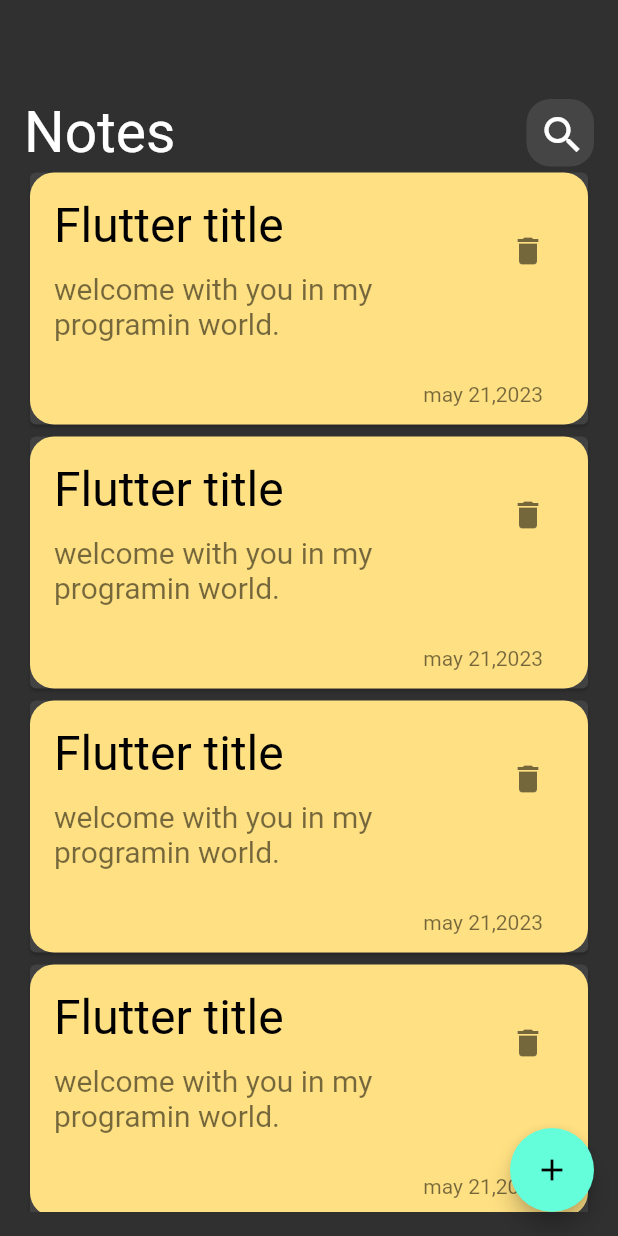
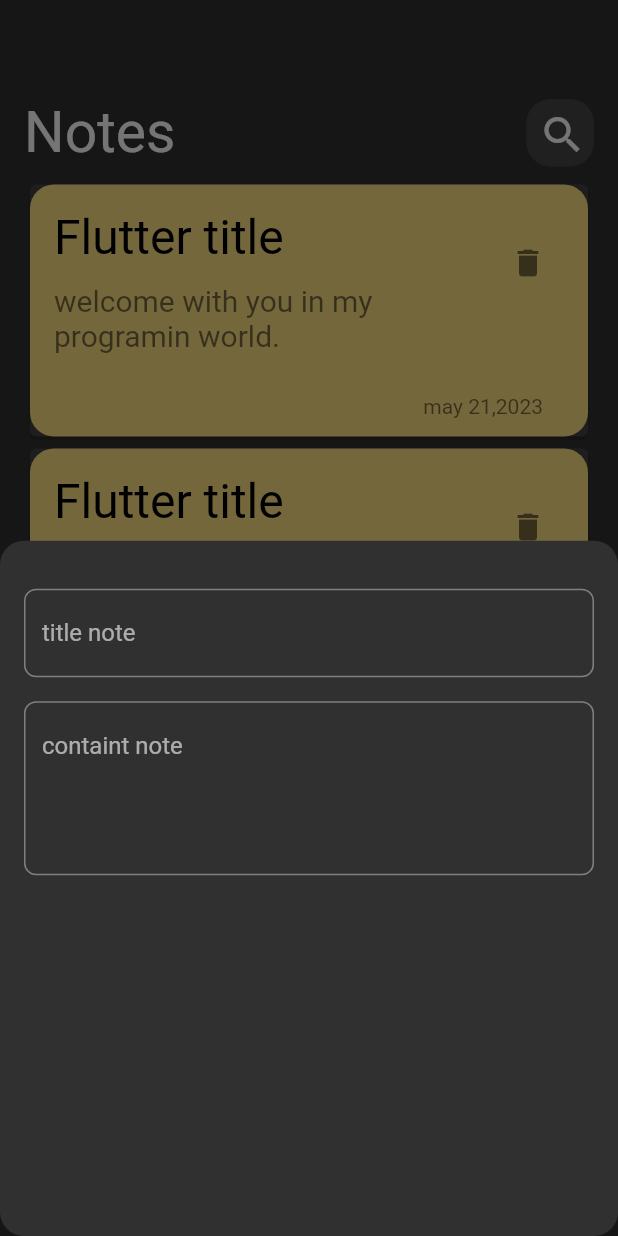
Before and after one commit to MuhammedGhazi/my_notes, a Flutter app: the screen it shows after launch, after a tap on the "add" icon, on a phone screen of 412 x 824 dp. Run offline on Flutter 3.47's test engine with Material 2 defaults, Android fonts, the phone set to English and light mode, and no system bars.

Commit message:
create bottom sheet

```diff
--- /dev/null
+++ b/lib/core/constantes.dart
@@ -0,0 +1,3 @@
+import 'package:flutter/material.dart';
+
+const kPrimaryColor = Color(0xff62fcd7);
--- a/lib/features/home/presentaion/views/notes_view.dart
+++ b/lib/features/home/presentaion/views/notes_view.dart
@@ -1,5 +1,7 @@
 import 'package:flutter/material.dart';
 import 'package:my_notes/features/home/presentaion/views/widgets/notes_View_body.dart';
+
+import 'widgets/add_note_bottom_sheet.dart';
 
 class NotesView extends StatelessWidget {
   const NotesView({super.key});
@@ -8,8 +10,17 @@ class NotesView extends StatelessWidget {
   Widget build(BuildContext context) {
     return Scaffold(
       body: const NotesViewBody(),
-      floatingActionButton:
-          FloatingActionButton(onPressed: () {}, child: const Icon(Icons.add)),
+      floatingActionButton: FloatingActionButton(
+          onPressed: () {
+            showModalBottomSheet(
+                shape: RoundedRectangleBorder(
+                    borderRadius: BorderRadius.circular(16)),
+                context: context,
+                builder: (context) {
+                  return const AddNoteBottomSheet();
+                });
+          },
+          child: const Icon(Icons.add)),
     );
   }
 }
--- /dev/null
+++ b/lib/features/home/presentaion/views/widgets/add_note_bottom_sheet.dart
@@ -0,0 +1,28 @@
+import 'package:flutter/material.dart';
+import 'package:my_notes/features/home/presentaion/views/widgets/custom_text_field.dart';
+
+class AddNoteBottomSheet extends StatelessWidget {
+  const AddNoteBottomSheet({super.key});
+
+  @override
+  Widget build(BuildContext context) {
+    return Padding(
+      padding: const EdgeInsets.symmetric(horizontal: 16, vertical: 32),
+      child: Column(
+        children: const [
+          CustomTextField(
+            hint: "title note",
+            maxline: 1,
+          ),
+          SizedBox(
+            height: 16,
+          ),
+          CustomTextField(
+            hint: "containt note",
+            maxline: 4,
+          )
+        ],
+      ),
+    );
+  }
+}
--- /dev/null
+++ b/lib/features/home/presentaion/views/widgets/custom_text_field.dart
@@ -0,0 +1,19 @@
+import 'package:flutter/material.dart';
+
+class CustomTextField extends StatelessWidget {
+  const CustomTextField({super.key, required this.hint, required this.maxline});
+  final String hint;
+  final int maxline;
+  @override
+  Widget build(BuildContext context) {
+    return TextField(
+        maxLines: maxline,
+        decoration: InputDecoration(
+          hintText: hint,
+          border: OutlineInputBorder(
+            borderRadius: BorderRadius.circular(8),
+            borderSide: const BorderSide(color: Colors.white),
+          ),
+        ));
+  }
+}
--- a/lib/features/home/presentaion/views/widgets/notes_View_body.dart
+++ b/lib/features/home/presentaion/views/widgets/notes_View_body.dart
@@ -1,8 +1,9 @@
+// ignore_for_file: file_names
+
 import 'package:flutter/material.dart';
 import 'package:my_notes/features/home/presentaion/views/widgets/custom_app_bar.dart';
 
 import 'list_view_item.dart';
-import 'note_item.dart';
 
 class NotesViewBody extends StatelessWidget {
   const NotesViewBody({super.key});
@@ -15,7 +16,11 @@ class NotesViewBody extends StatelessWidget {
         children: const [
           SizedBox(height: 50),
           CustomAppBar(),
-          Expanded(child: ListViewNotes()),
+          Expanded(
+              child: Padding(
+            padding: EdgeInsets.symmetric(vertical: 8),
+            child: ListViewNotes(),
+          )),
         ],
       ),
     );
```
